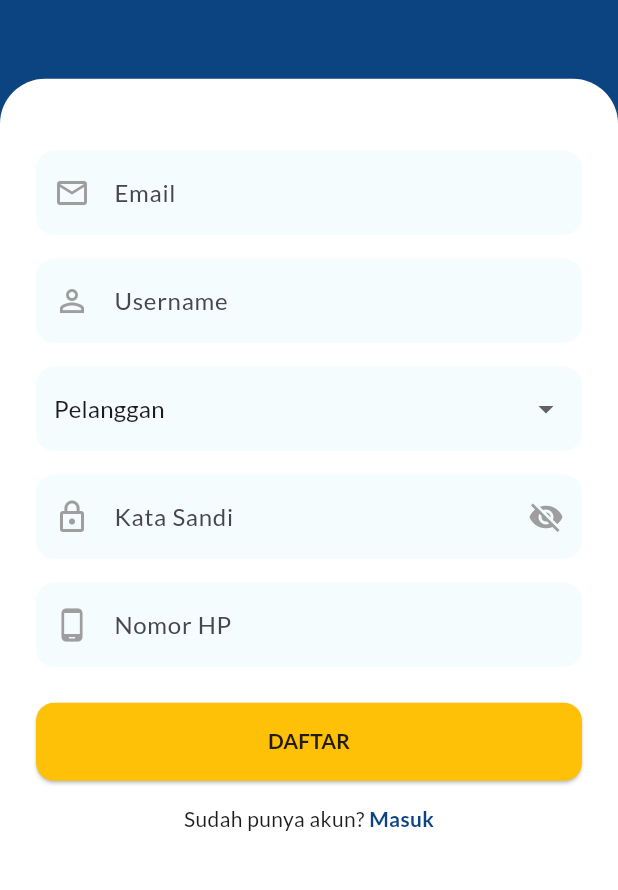
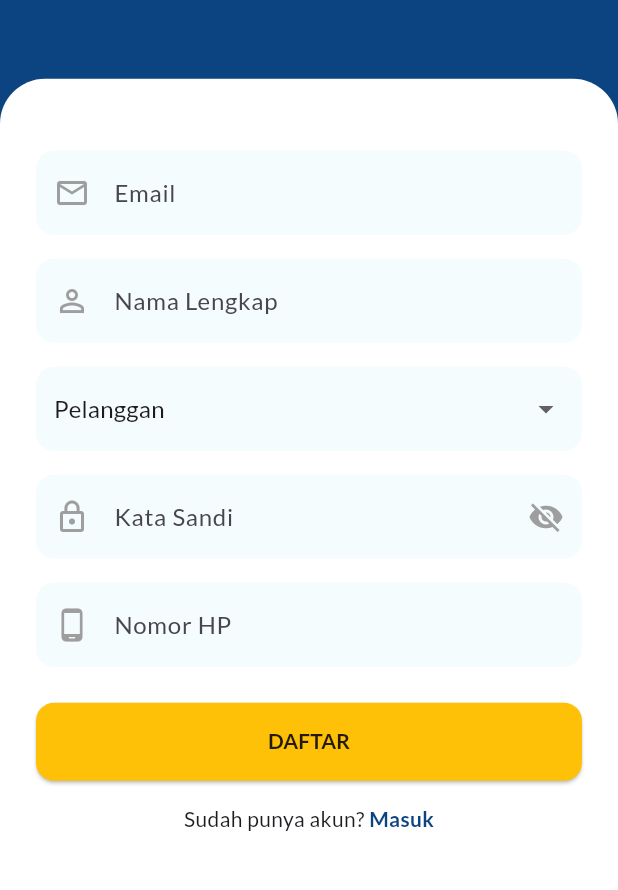
Before and after one commit to Mhdfarhan1/Quick_fix_mobile, a Flutter app: the SignUpScreen screen opened directly, on a phone screen of 412 x 824 dp, the part 292-1182 px from its top. Run offline on Flutter 3.47's test engine with Material 3 defaults, Android fonts, the phone set to English and light mode, and no system bars; our stand-ins replace app_links, dio, fl_chart, flutter_map, flutter_rating_bar, flutter_secure_storage and 16 more; missing offline and left inert: flutter_background_service, network_info_plus, pusher_channels_flutter; accounts and stored records are empty.

Commit message:
lainnya, alert

```diff
--- a/lib/screens/auth/signup_screen.dart
+++ b/lib/screens/auth/signup_screen.dart
@@ -20,7 +20,7 @@ class _SignUpScreenState extends State<SignUpScreen> {
   final _phoneFormatter = MaskTextInputFormatter(
     mask: '####-####-####',
     filter: { "#": RegExp(r'[0-9]') },
-    type: MaskAutoCompletionType.lazy,
+    type: MaskAutoCompletionType.lazy, // lazy lebih nyaman untuk hapus
   );
 
   final _emailController = TextEditingController();
@@ -202,39 +202,44 @@ class _SignUpScreenState extends State<SignUpScreen> {
                         hintText: 'Email',
                         controller: _emailController,
                         errorText: _emailError,
+                        fieldType: 'email',
                       ),
                       const SizedBox(height: 16),
 
                       _buildTextField(
                         icon: Icons.person_outline,
-                        hintText: 'Username',
+                        hintText: 'Nama Lengkap',
                         controller: _usernameController,
                         errorText: _usernameError,
                       ),
+
                       const SizedBox(height: 16),
 
                       _buildRoleDropdown(),
                       const SizedBox(height: 16),
 
-                      _buildPasswordField(
+                      _buildTextField(
+                        icon: Icons.lock_outline,
                         hintText: 'Kata Sandi',
+                        controller: _passwordController,
+                        errorText: _passwordError,
+                        fieldType: 'password',
                         obscureText: _obscurePassword,
-                        controller: _passwordController,
-                        onToggleVisibility: () =>
-                            setState(() => _obscurePassword = !_obscurePassword),
-                        errorText: _passwordError,
+                        onToggleVisibility: () {
+                          setState(() {
+                            _obscurePassword = !_obscurePassword;
+                          });
+                        },
                       ),
+
+
                       const SizedBox(height: 16),
 
-                      _buildTextField(
+                      _buildPhoneField(
                         icon: Icons.phone_android,
                         hintText: 'Nomor HP',
                         controller: _phoneController,
                         errorText: _phoneError,
-                        inputFormatters: [
-                          _phoneFormatter,
-                          FilteringTextInputFormatter.digitsOnly,
-                        ],
                       ),
 
                       const SizedBox(height: 24),
@@ -322,11 +327,85 @@ class _SignUpScreenState extends State<SignUpScreen> {
     required TextEditingController controller,
     String? errorText,
     List<TextInputFormatter>? inputFormatters,
+    String fieldType = 'text', // 'text', 'email', 'phone', 'password'
+    bool obscureText = false,
+    VoidCallback? onToggleVisibility,
+  }) {
+    // tentukan keyboardType
+    TextInputType keyboardType;
+    switch (fieldType) {
+      case 'email':
+        keyboardType = TextInputType.emailAddress;
+        break;
+      case 'phone':
+        keyboardType = TextInputType.number;
+        break;
+      case 'password':
+        keyboardType = TextInputType.visiblePassword;
+        break;
+      default:
+        keyboardType = TextInputType.text;
+    }
+
+    return TextField(
+      controller: controller,
+      inputFormatters: inputFormatters,
+      keyboardType: keyboardType,
+      obscureText: fieldType == 'password' ? obscureText : false,
+      decoration: InputDecoration(
+        prefixIcon: Icon(icon, color: Colors.grey),
+        hintText: hintText,
+        errorText: errorText,
+        filled: true,
+        fillColor: const Color(0xFFF4FCFD),
+        border: OutlineInputBorder(
+          borderRadius: BorderRadius.circular(12),
+          borderSide: BorderSide.none,
+        ),
+        enabledBorder: OutlineInputBorder(
+          borderRadius: BorderRadius.circular(12),
+          borderSide: BorderSide.none,
+        ),
+        focusedBorder: OutlineInputBorder(
+          borderRadius: BorderRadius.circular(12),
+          borderSide: const BorderSide(color: Color(0xFF20C9E2)),
+        ),
+        errorBorder: OutlineInputBorder(
+          borderRadius: BorderRadius.circular(12),
+          borderSide: const BorderSide(color: Color(0xFFEA0C0C)),
+        ),
+        focusedErrorBorder: OutlineInputBorder(
+          borderRadius: BorderRadius.circular(12),
+          borderSide: const BorderSide(color: Color(0xFFEA0C0C)),
+        ),
+        suffixIcon: fieldType == 'password'
+            ? IconButton(
+                icon: Icon(
+                  obscureText ? Icons.visibility_off : Icons.visibility,
+                  color: Colors.grey,
+                ),
+                onPressed: onToggleVisibility,
+              )
+            : null,
+      ),
+    );
+  }
+
+
+
+  // TextField untuk Nomor HP
+  Widget _buildPhoneField({
+    required IconData icon,
+    required String hintText,
+    required TextEditingController controller,
+    String? errorText,
   }) {
     return TextField(
       controller: controller,
-      inputFormatters: inputFormatters,
       keyboardType: TextInputType.number,
+      inputFormatters: [
+        _phoneFormatter, // cukup ini saja
+      ],
       decoration: InputDecoration(
         prefixIcon: Icon(icon, color: Colors.grey),
         hintText: hintText,
@@ -356,51 +435,4 @@ class _SignUpScreenState extends State<SignUpScreen> {
       ),
     );
   }
-
-  Widget _buildPasswordField({
-    required String hintText,
-    required bool obscureText,
-    required VoidCallback onToggleVisibility,
-    required TextEditingController controller,
-    String? errorText,
-  }) {
-    return TextField(
-      controller: controller,
-      obscureText: obscureText,
-      decoration: InputDecoration(
-        prefixIcon: const Icon(Icons.lock_outline, color: Colors.grey),
-        hintText: hintText,
-        errorText: errorText,
-        filled: true,
-        fillColor: const Color(0xFFF4FCFD),
-        border: OutlineInputBorder(
-          borderRadius: BorderRadius.circular(12),
-          borderSide: BorderSide.none,
-        ),
-        enabledBorder: OutlineInputBorder(
-          borderRadius: BorderRadius.circular(12),
-          borderSide: BorderSide.none,
-        ),
-        focusedBorder: OutlineInputBorder(
-          borderRadius: BorderRadius.circular(12),
-          borderSide: const BorderSide(color: Color(0xFF20C9E2)),
-        ),
-        errorBorder: OutlineInputBorder(
-          borderRadius: BorderRadius.circular(12),
-          borderSide: const BorderSide(color: Color(0xFFEA0C0C)),
-        ),
-        focusedErrorBorder: OutlineInputBorder(
-          borderRadius: BorderRadius.circular(12),
-          borderSide: const BorderSide(color: Color(0xFFEA0C0C)),
-        ),
-        suffixIcon: IconButton(
-          icon: Icon(
-            obscureText ? Icons.visibility_off : Icons.visibility,
-            color: Colors.grey,
-          ),
-          onPressed: onToggleVisibility,
-        ),
-      ),
-    );
-  }
 }
```
